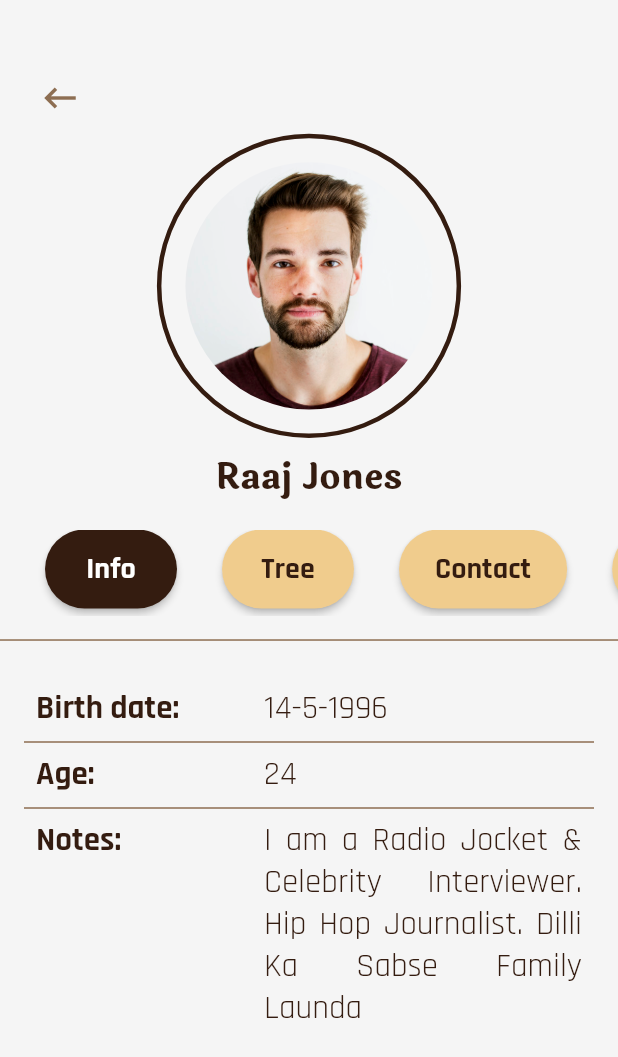
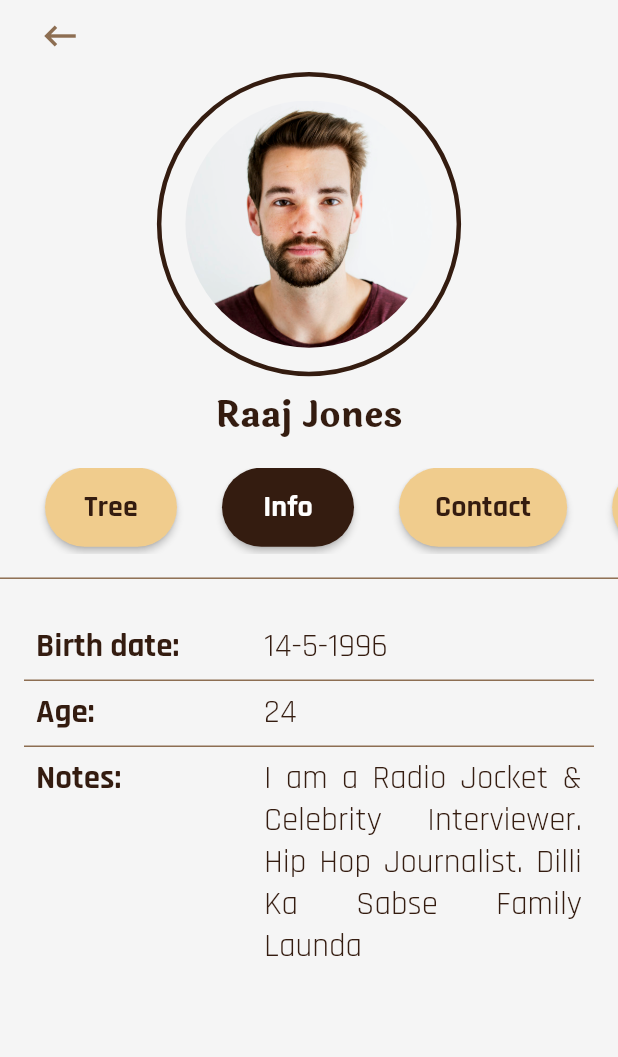
Before and after one commit to Blaze10/Ashvatth, a Flutter app: the UserProfile screen opened directly, on a phone screen of 412 x 824 dp. Shown: the top 1057 px of the screen. Run offline on Flutter 3.47's test engine with Material 2 defaults, Android fonts, the light colour scheme and no system bars; our stand-ins replace image_picker.

Commit message:
removed padding and changed tab orders

```diff
--- a/lib/screens/user_profile.dart
+++ b/lib/screens/user_profile.dart
@@ -8,8 +8,8 @@ class UserProfile extends StatefulWidget {
 
 class _UserProfileState extends State<UserProfile> {
   final List<String> profileTabList = [
+    'Tree',
     'Info',
-    'Tree',
     'Contact',
     'Education',
     'Occupation',
@@ -49,11 +49,11 @@ class _UserProfileState extends State<UserProfile> {
               Expanded(
                 child: _educationTabContent(),
               ),
-               if (_selectedTab == 'Occupation')
+            if (_selectedTab == 'Occupation')
               Expanded(
                 child: _occupationTabContent(),
               ),
-                if (_selectedTab == 'Other')
+            if (_selectedTab == 'Other')
               Expanded(
                 child: _otherTabContent(),
               ),
@@ -68,8 +68,7 @@ class _UserProfileState extends State<UserProfile> {
     return Align(
       alignment: Alignment.topLeft,
       child: Padding(
-        padding: EdgeInsets.only(
-            top: MediaQuery.of(context).size.height * 0.05, left: 16),
+        padding: EdgeInsets.only(top: 0, left: 16),
         child: IconButton(
           icon: Icon(Icons.keyboard_backspace, size: 28),
           onPressed: () => Navigator.of(context).pop(),
@@ -99,8 +98,7 @@ class _UserProfileState extends State<UserProfile> {
                 decoration: BoxDecoration(
                     shape: BoxShape.circle,
                     image: DecorationImage(
-                      image: AssetImage(
-                          'assets/profile.png'),
+                      image: AssetImage('assets/profile.png'),
                       fit: BoxFit.fill,
                     )),
               ),
@@ -691,7 +689,7 @@ class _UserProfileState extends State<UserProfile> {
               ],
             ),
 
-             // Other details
+            // Other details
             TableRow(
               children: [
                 Padding(
@@ -724,7 +722,7 @@ class _UserProfileState extends State<UserProfile> {
     );
   }
 
-   // Other tab
+  // Other tab
   Widget _otherTabContent() {
     return SingleChildScrollView(
       child: Padding(
@@ -822,5 +820,4 @@ class _UserProfileState extends State<UserProfile> {
       ),
     );
   }
-
 }
```
